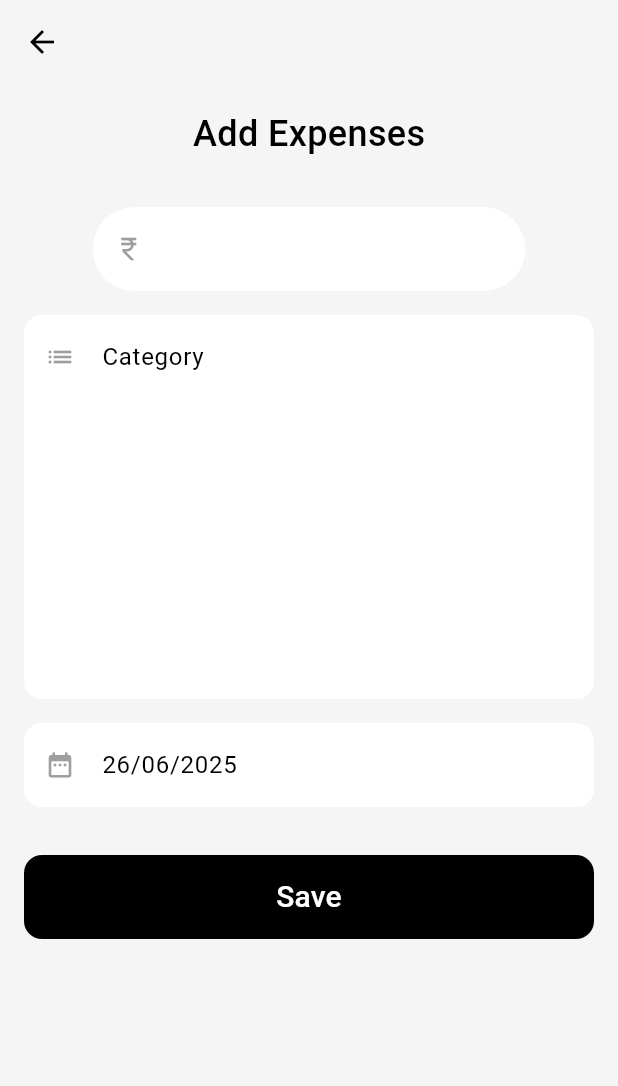
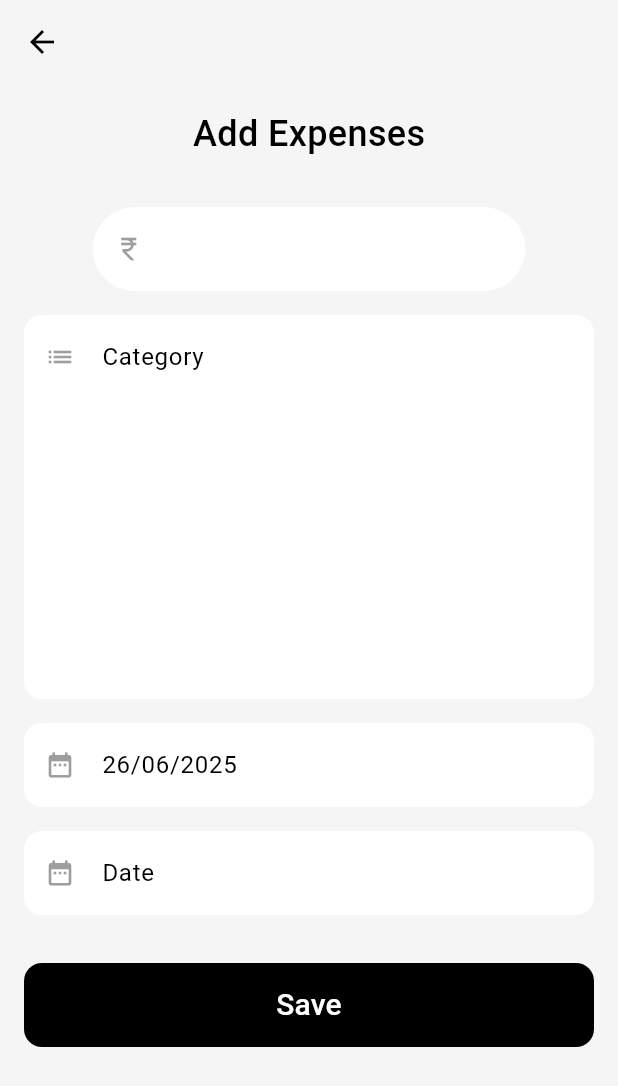
Before and after one commit to AkshataSagare/expense-tracking, a Flutter app: the AddExpense screen opened directly, on a phone screen of 412 x 824 dp. Shown: the top 1086 px of the screen. Run offline on Flutter 3.47's test engine with Material 3 defaults, Android fonts, the phone set to English and light mode, and no system bars; our stand-ins replace bloc, cloud_firestore, equatable, firebase_core, fl_chart, flutter_bloc and 1 more; accounts and stored records are empty.

Commit message:
add time

```diff
--- a/lib/screens/add_expense/views/add_expense.dart
+++ b/lib/screens/add_expense/views/add_expense.dart
@@ -18,10 +18,12 @@ class _AddExpenseState extends State<AddExpense> {
   TextEditingController expenseController = TextEditingController();
   TextEditingController categoryController = TextEditingController();
   TextEditingController dateController = TextEditingController();
+  TextEditingController timeController = TextEditingController();
   //DateTime selectedDate = DateTime.now();
   IconData? selectedCategoryIcon;
   late Expense expense;
   bool isLoading = false;
+  Category category = Category.empty;
 
   final Map<String, List<Map<String, dynamic>>> categoryIcons = {
     'Food': [
@@ -58,6 +60,8 @@ class _AddExpenseState extends State<AddExpense> {
   @override
   void initState() {
     dateController.text = DateFormat('dd/MM/yyyy').format(DateTime.now());
+    //DateTime(DateTime.now().year, DateTime.now().month, DateTime.now().day, DateTime.now().hour, DateTime.now().minute);
+
     expense = Expense.empty;
     expense.expenseId = const Uuid().v1();
     super.initState();
@@ -117,7 +121,25 @@ class _AddExpenseState extends State<AddExpense> {
     return BlocListener<CreateExpenseBloc, CreateExpenseState>(
       listener: (context, state) {
         if(state is CreateExpenseSuccess) {
-          Navigator.pop(context, expense);
+          final savedExpense = Expense(
+            expenseId: expense.expenseId,
+            category: expense.category,
+            amount: expense.amount,
+            date: expense.date,
+            time: expense.time
+          );
+          setState(() {
+            expense = Expense.empty;
+            expense.expenseId = const Uuid().v1();
+            expense.category = Category.empty;
+            expense.date = DateTime.now();
+            expense.time = TimeOfDay.now();
+            expenseController.clear();
+            categoryController.clear();
+            dateController.text = DateFormat('dd/MM/yyyy').format(DateTime.now());
+            selectedCategoryIcon = null;
+          });
+          Navigator.pop(context, savedExpense);
         }else if(state is CreateExpenseLoading){
           setState(() {
             isLoading = true;
@@ -246,10 +268,49 @@ class _AddExpenseState extends State<AddExpense> {
                     if (newDate != null) {
                       setState(() {
                         dateController.text = DateFormat(
-                          'dd/MM/yyyy',
+                          'dd/MM/yyyy hh:mm',
                         ).format(newDate);
                         //selectedDate = newDate;
                         expense.date = newDate;
+                      });
+                    }
+                  },
+                  decoration: InputDecoration(
+                    filled: true,
+                    fillColor: Colors.white,
+                    prefixIcon: Icon(
+                      Icons.date_range,
+                      size: 20,
+                      color: Colors.grey,
+                    ),
+                    hintText: 'Date',
+                    border: OutlineInputBorder(
+                      borderRadius: BorderRadius.circular(12),
+                      borderSide: BorderSide.none,
+                    ),
+                  ),
+                ),
+                SizedBox(height: 16),
+                TextFormField(
+                  controller: timeController,
+                  textAlignVertical: TextAlignVertical.center,
+                  readOnly: true,
+                  onTap: () async {
+                    TimeOfDay? selectedTime = await showTimePicker(
+                      context: context,
+                      initialTime: TimeOfDay.now(),
+                    );
+                    if (selectedTime!= null) {
+                      setState(() {
+                        expense.time = selectedTime;
+                        final newDateTime = DateTime(
+                          expense.date.year,
+                          expense.date.month,
+                          expense.date.day,
+                          selectedTime.hour,
+                          selectedTime.minute,
+                        );
+                        timeController.text = DateFormat('hh:mm').format(newDateTime);
                       });
                     }
                   },
@@ -289,7 +350,6 @@ class _AddExpenseState extends State<AddExpense> {
                           : TextButton(
                             onPressed: () {
                               if (selectedCategoryIcon != null) {
-                                Category category = Category.empty;
                                 category.categoryId = Uuid().v1();
                                 category.name = categoryController.text;
                                 category.icon = CategoryEntity.getIconString(
@@ -299,7 +359,6 @@ class _AddExpenseState extends State<AddExpense> {
                                   CreateCategory(category),
                                 );
                               } else {}
-                              ;
                               setState(() {
                                 expense.amount = int.parse(
                                   expenseController.text,
--- a/lib/screens/home/views/main_screen.dart
+++ b/lib/screens/home/views/main_screen.dart
@@ -281,7 +281,7 @@ class MainScreen extends StatelessWidget {
                                 ),
                                 SizedBox(height: 4),
                                 Text(
-                                  DateFormat('dd/MM/yyyy').format(expenses[i].date),
+                                  DateFormat('dd/MM/yyyy hh:mm').format(expenses[i].date),
                                   style: TextStyle(
                                     fontSize: 14,
                                     color: Theme.of(context).colorScheme.outline,
--- a/packages/expense_repository/lib/src/entities/expense_entity.dart
+++ b/packages/expense_repository/lib/src/entities/expense_entity.dart
@@ -1,18 +1,18 @@
-import 'package:cloud_firestore/cloud_firestore.dart';
 import 'package:expense_repository/expense_repository.dart';
-
-import '../models/models.dart';
+import 'package:flutter/material.dart';
 
 class ExpenseEntity {
   String expenseId;
   Category category;
   DateTime date;
+  TimeOfDay time;
   int amount;
 
   ExpenseEntity({
     required this.expenseId,
     required this.category,
     required this.date,
+    required this.time,
     required this.amount,
 });
 
@@ -20,7 +20,8 @@ class ExpenseEntity {
     return {
       'expenseId': expenseId,
       'category': category.toEntity().toDocument(),
-      'date': date,
+      'date': DateTime.now().toIso8601String(),
+      'time': TimeOfDay.now(),
       'amount': amount,
     };
   }
@@ -29,7 +30,8 @@ class ExpenseEntity {
     return ExpenseEntity(
       expenseId: doc['expenseId'],
       category: Category.fromEntity(CategoryEntity.fromDocument(doc['category'])),
-      date:( doc['date'] as Timestamp).toDate(),
+      date:DateTime.parse(doc['date']).toLocal(),
+      time:,
       amount: doc['amount'],
     );
   }
--- a/packages/expense_repository/lib/src/models/expense.dart
+++ b/packages/expense_repository/lib/src/models/expense.dart
@@ -1,15 +1,18 @@
 import 'package:expense_repository/expense_repository.dart';
+import 'package:flutter/material.dart';
 
 class Expense {
   String expenseId;
   Category category;
   DateTime date;
+  TimeOfDay time;
   int amount;
 
   Expense({
     required this.expenseId,
     required this.category,
     required this.date,
+    required this.time,
     required this.amount,
 });
 
@@ -17,6 +20,7 @@ class Expense {
     expenseId: '',
     category: Category.empty,
     date: DateTime.now(),
+    time: TimeOfDay.now(),
     amount: 0,
   );
 
@@ -25,6 +29,7 @@ class Expense {
       expenseId: expenseId,
       category: category,
       date: date,
+      time: time,
       amount:amount
     );
   }
@@ -34,6 +39,7 @@ class Expense {
       expenseId: entity.expenseId,
       category: entity.category,
       date: entity.date,
+      time: entity.time,
       amount: entity.amount,
     );
   }
```
